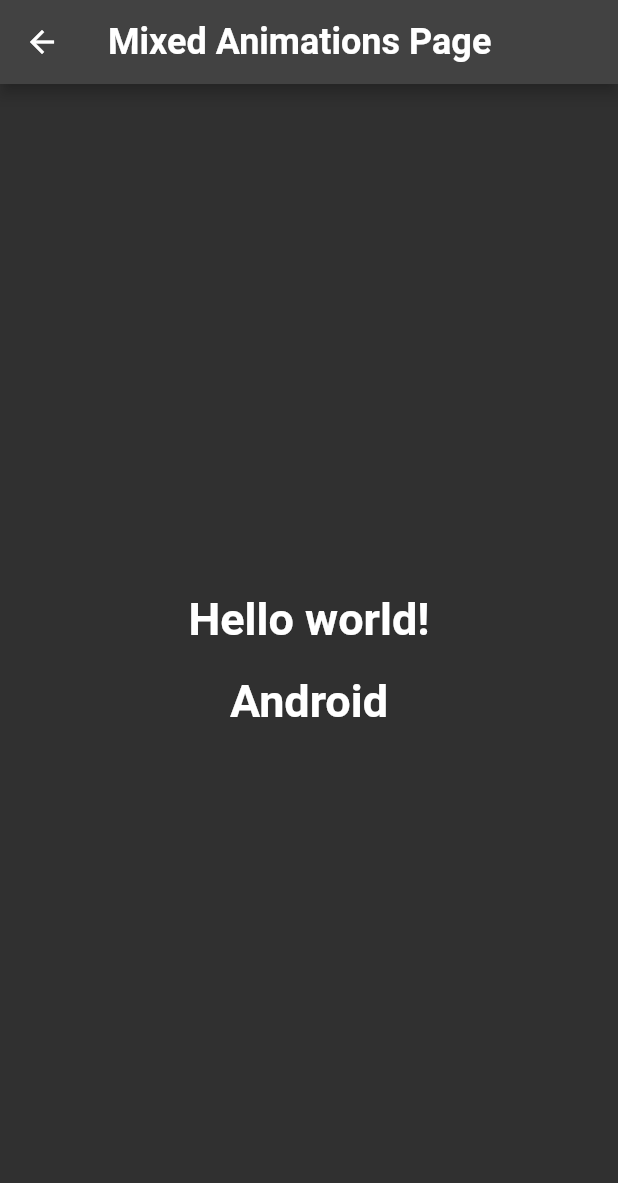
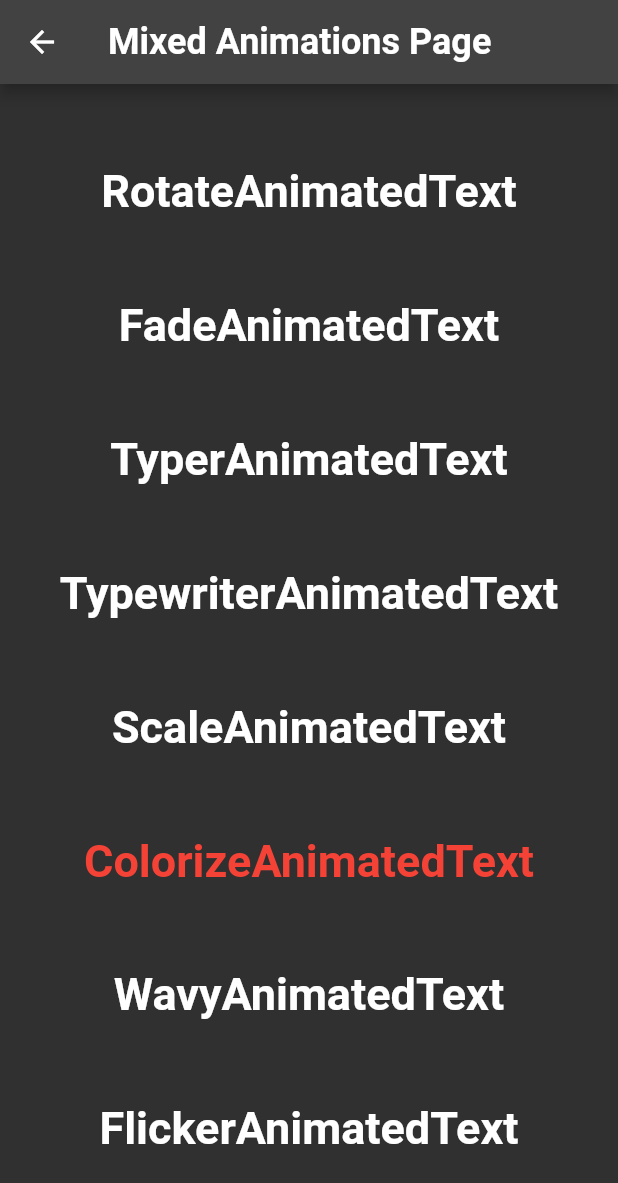
Before and after one commit to MuhammadBilalAkbar/animated_text_kit_flutter_package, a Flutter app: the screen it shows after launch, after a tap on "Mixed Animations Page", on a phone screen of 412 x 824 dp. Shown: the top 1183 px of the screen. Run offline on Flutter 3.47's test engine with Material 2 defaults, Android fonts, the phone set to English and light mode, and no system bars; drawn by our look-alikes of animated_text_kit.

Commit message:
1st review

```diff
--- a/lib/main.dart
+++ b/lib/main.dart
@@ -22,7 +22,7 @@
           ),
           elevatedButtonTheme: ElevatedButtonThemeData(
             style: ElevatedButton.styleFrom(
-              minimumSize: const Size(250, 60),
+              minimumSize: const Size(300, 60),
               backgroundColor: Colors.blueGrey,
               textStyle: const TextStyle(
                 fontSize: 22,
--- a/lib/pages/home_page.dart
+++ b/lib/pages/home_page.dart
@@ -1,15 +1,7 @@
 import 'package:flutter/material.dart';
 
-import '/pages/mixed_animations_page.dart';
-import '/pages/rotate_animations_page.dart';
-import '/pages/colorize_animations_page.dart';
-import '/pages/fade_animations_page.dart';
-import '/pages/text_liquid_fill_animations_page.dart';
-import '/pages/flicker_animations_page.dart';
-import '/pages/typer_animations_page.dart';
-import '/pages/scale_animations_page.dart';
-import '/pages/typewriter_animations_page.dart';
-import '/pages/wavy_animations_page.dart';
+import 'text_liquid_fill_animations_page.dart';
+import 'mixed_animations_page.dart';
 
 class HomePage extends StatelessWidget {
   const HomePage(this.title, {super.key});
@@ -23,10 +15,19 @@
         ),
         body: Center(
           child: Padding(
-            padding: const EdgeInsets.symmetric(vertical: 10),
-            child: SingleChildScrollView(
+            padding: const EdgeInsets.symmetric(vertical: 20),
             child: Column(
               children: [
+                ElevatedButton(
+                  onPressed: () => Navigator.of(context).push(
+                    MaterialPageRoute(
+                      builder: (context) =>
+                      const TextLiquidFillAnimationsPage('TextLiquidFill Animations'),
+                    ),
+                  ),
+                  child: const Text('TextLiquidFill Animations'),
+                ),
+                const SizedBox(height: 20),
                 ElevatedButton(
                   onPressed: () => Navigator.of(context).push(
                     MaterialPageRoute(
@@ -36,100 +37,7 @@
                   ),
                   child: const Text('Mixed Animations Page'),
                 ),
-                  const SizedBox(height: 10),
-                  ElevatedButton(
-                    onPressed: () => Navigator.of(context).push(
-                      MaterialPageRoute(
-                        builder: (context) =>
-                            const RotateAnimationsPage('Rotate Animations'),
-                      ),
-                    ),
-                    child: const Text('Rotate Animations'),
-                  ),
-                  const SizedBox(height: 10),
-                  ElevatedButton(
-                    onPressed: () => Navigator.of(context).push(
-                      MaterialPageRoute(
-                        builder: (context) =>
-                            const FadeAnimationsPage('Fade Animations'),
-                      ),
-                    ),
-                    child: const Text('Fade Animations'),
-                  ),
-                  const SizedBox(height: 10),
-                  ElevatedButton(
-                    onPressed: () => Navigator.of(context).push(
-                      MaterialPageRoute(
-                        builder: (context) =>
-                            const TyperAnimationsPage('Typer Animations'),
-                      ),
-                    ),
-                    child: const Text('Typer Animations'),
-                  ),
-                  const SizedBox(height: 10),
-                  ElevatedButton(
-                    onPressed: () => Navigator.of(context).push(
-                      MaterialPageRoute(
-                        builder: (context) => const TypeWriterAnimationsPage(
-                            'Typewriter Animations'),
-                      ),
-                    ),
-                    child: const Text('Typewriter Animations'),
-                  ),
-                  const SizedBox(height: 10),
-                  ElevatedButton(
-                    onPressed: () => Navigator.of(context).push(
-                      MaterialPageRoute(
-                        builder: (context) =>
-                            const ScaleAnimationsPage('Scale Animations'),
-                      ),
-                    ),
-                    child: const Text('Scale Animations'),
-                  ),
-                  const SizedBox(height: 10),
-                  ElevatedButton(
-                    onPressed: () => Navigator.of(context).push(
-                      MaterialPageRoute(
-                        builder: (context) =>
-                            const ColorizeAnimationsPage('Colorize Animations'),
-                      ),
-                    ),
-                    child: const Text('Colorize Animations'),
-                  ),
-                  const SizedBox(height: 10),
-                  ElevatedButton(
-                    onPressed: () => Navigator.of(context).push(
-                      MaterialPageRoute(
-                        builder: (context) =>
-                            const TextLiquidFillAnimationsPage(
-                          'TextLiquidFill Animations',
-                        ),
-                      ),
-                    ),
-                    child: const Text('TextLiquidFill Animations'),
-                  ),
-                  const SizedBox(height: 10),
-                  ElevatedButton(
-                    onPressed: () => Navigator.of(context).push(
-                      MaterialPageRoute(
-                        builder: (context) =>
-                            const WavyAnimationsPage('Wavy Animations'),
-                      ),
-                    ),
-                    child: const Text('Wavy Animations'),
-                  ),
-                  const SizedBox(height: 10),
-                  ElevatedButton(
-                    onPressed: () => Navigator.of(context).push(
-                      MaterialPageRoute(
-                        builder: (context) =>
-                            const FlickerAnimationsPage('Flicker Animations'),
-                      ),
-                    ),
-                    child: const Text('Flicker Animations'),
-                  ),
               ],
-              ),
             ),
           ),
         ),
--- a/lib/pages/mixed_animations_page.dart
+++ b/lib/pages/mixed_animations_page.dart
@@ -18,31 +18,67 @@
       ),
       body: Center(
         child: Column(
-          mainAxisAlignment: MainAxisAlignment.center,
+          mainAxisAlignment: MainAxisAlignment.spaceEvenly,
           children: [
             AnimatedTextKit(
+              totalRepeatCount: 10,
               animatedTexts: [
-                TypewriterAnimatedText(
-                  'Hello world!',
+                RotateAnimatedText(
+                  'RotateAnimatedText',
                   textStyle: textStyle,
-                  speed: const Duration(milliseconds: 100),
+                  duration: const Duration(seconds: 3),
                 ),
               ],
-              totalRepeatCount: 4,
               pause: const Duration(milliseconds: 200),
               displayFullTextOnTap: true,
               stopPauseOnTap: true,
             ),
-            const SizedBox(height: 20),
             AnimatedTextKit(
+              totalRepeatCount: 10,
               animatedTexts: [
-                TyperAnimatedText('Android', textStyle: textStyle),
-                TyperAnimatedText('iOS', textStyle: textStyle),
-                TyperAnimatedText('Mac', textStyle: textStyle),
-                ScaleAnimatedText('Scale', textStyle: textStyle),
-                RotateAnimatedText('Rotated', textStyle: textStyle),
+                FadeAnimatedText(
+                  'FadeAnimatedText',
+                  textStyle: textStyle,
+                  duration: const Duration(seconds: 3),
+                ),
+              ],
+            ),
+            AnimatedTextKit(
+              totalRepeatCount: 5,
+              animatedTexts: [
+                TyperAnimatedText(
+                  'TyperAnimatedText',
+                  textStyle: textStyle,
+                  speed: const Duration(milliseconds: 400),
+                ),
+              ],
+            ),
+            AnimatedTextKit(
+              totalRepeatCount: 5,
+              animatedTexts: [
+                TypewriterAnimatedText(
+                  'TypewriterAnimatedText',
+                  textStyle: textStyle,
+                  speed: const Duration(milliseconds: 400),
+                ),
+              ],
+            ),
+            AnimatedTextKit(
+              repeatForever: true,
+              animatedTexts: [
+                ScaleAnimatedText(
+                  'ScaleAnimatedText',
+                  textStyle: textStyle,
+                  duration: const Duration(seconds: 1),
+                ),
+              ],
+            ),
+            AnimatedTextKit(
+              isRepeatingAnimation: true,
+              repeatForever: true,
+              animatedTexts: [
                 ColorizeAnimatedText(
-                  'Colorize',
+                  'ColorizeAnimatedText',
                   textStyle: textStyle,
                   colors: [
                     Colors.red,
@@ -51,16 +87,26 @@
                     Colors.purple,
                     Colors.blue,
                   ],
-                ),
-                FadeAnimatedText('Fade First', textStyle: textStyle),
-                ScaleAnimatedText(
-                  'Then Scale',
-                  textStyle: const TextStyle(
-                    fontSize: 70.0,
-                    fontFamily: 'Canterbury',
-                  ),
+                  speed: const Duration(seconds: 1),
                 ),
               ],
+            ),
+            AnimatedTextKit(
+              totalRepeatCount: 5,
+              animatedTexts: [
+                WavyAnimatedText(
+                  'WavyAnimatedText',
+                  textStyle: textStyle,
+                  speed: const Duration(seconds: 1),
+                ),
+              ],
+            ),
+            AnimatedTextKit(
+              repeatForever: true,
+              animatedTexts: [
+                FlickerAnimatedText('FlickerAnimatedText', textStyle: textStyle),
+              ],
+              onTap: () => debugPrint("Tap Event Flicker Animations Page"),
             ),
           ],
         ),
```
Also changed, not shown: lib/pages/colorize_animations_page.dart (deleted, +0 -55 lines), lib/pages/fade_animations_page.dart (deleted, +0 -34 lines), lib/pages/flicker_animations_page.dart (deleted, +0 -42 lines), lib/pages/rotate_animations_page.dart (deleted, +0 -41 lines), lib/pages/scale_animations_page.dart (deleted, +0 -36 lines), lib/pages/text_liquid_fill_animations_page.dart (+2 -5 lines), lib/pages/typer_animations_page.dart (deleted, +0 -35 lines), lib/pages/typewriter_animations_page.dart (deleted, +0 -36 lines), lib/pages/wavy_animations_page.dart (deleted, +0 -30 lines), 1 other file. Lines whose indentation alone changed are shown as unchanged.
